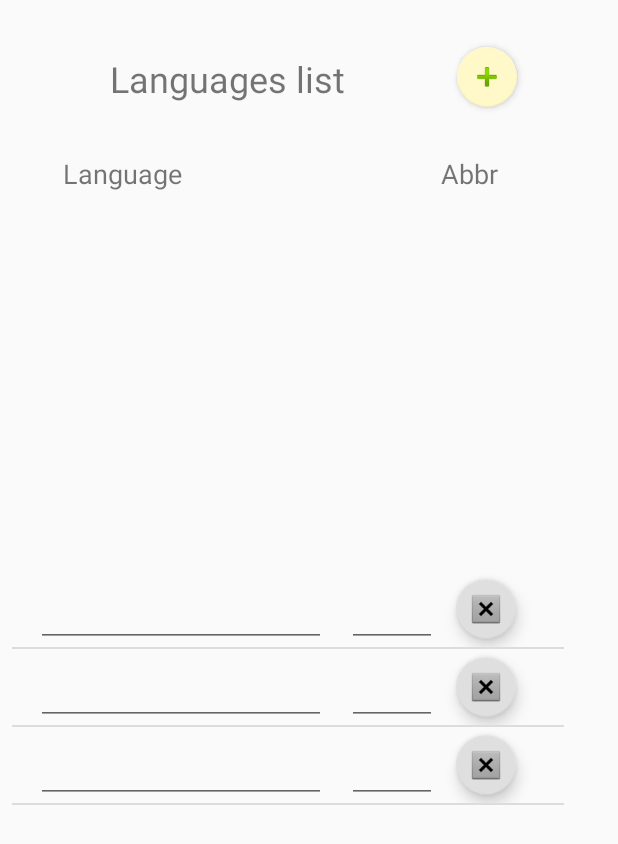
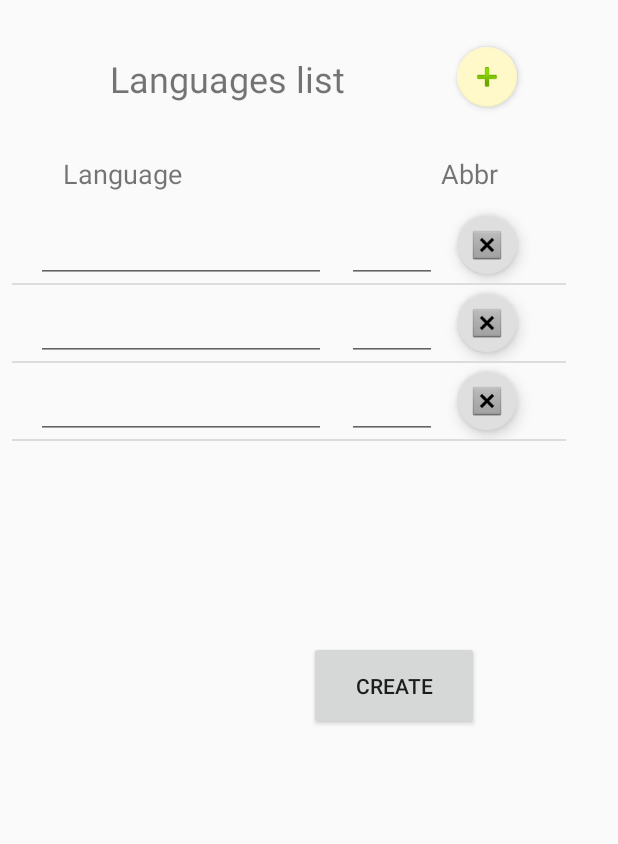
Before and after one commit to jkuklis/PersonalDictionary, an Android app: the DictionaryCreate screen opened directly, with no data from a screen before it, after a tap on an icon or button, on a phone screen of 412 x 824 dp. Shown: the top 844 px of the screen. Run offline under Robolectric (Android 15) with nearby library versions, the phone set to English and light mode, and no system bars.

Commit message:
Create design ready

```diff
--- a/app/src/main/java/com/example/jkuklis/personaldictionary/DictionaryCreate.java
+++ b/app/src/main/java/com/example/jkuklis/personaldictionary/DictionaryCreate.java
@@ -20,6 +20,9 @@ import java.util.List;
 
 public class DictionaryCreate extends Activity implements
         View.OnClickListener {
+    private final String LANG_LOWER_LIMIT = "Min 1 language!";
+    private final String LANG_UPPER_LIMIT = "Max 5 languages!";
+
     private MyListAdapter adapter;
 
     private String[] arrTemp;
@@ -43,13 +46,39 @@ public class DictionaryCreate extends Activity implements
 
     }
 
+    private class Language {
+        private String name;
+        private String abbr;
+
+        Language(String name, String abbr) {
+            this.name = name;
+            this.abbr = abbr;
+        }
+
+        public void setName(String name) {
+            this.name = name;
+        }
+
+        public void setAbbr(String abbr) {
+            this.abbr = abbr;
+        }
+
+        public String getName() {
+            return this.name;
+        }
+
+        public String getAbbr() {
+            return this.abbr;
+        }
+    }
+
     private class MyListAdapter extends BaseAdapter implements ListAdapter {
-        private ArrayList<String> languages = new ArrayList<>();
+        private ArrayList<Language> languages = new ArrayList<>();
 
         public MyListAdapter() {
             super();
-            languages.add("");
-            languages.add("");
+            languages.add(new Language("", ""));
+            languages.add(new Language("", ""));
         }
 
         @Override
@@ -105,20 +134,57 @@ public class DictionaryCreate extends Activity implements
                 }
             });
 
-            holder.lang_name.setText(languages.get(position));
-            holder.lang_abbr.setText(arrTemp[position]);
-            holder.lang_abbr.addTextChangedListener(new TextWatcher() {
-
-
+            holder.lang_name.setText(languages.get(position).getName());
+            holder.lang_name.addTextChangedListener(new TextWatcher() {
                 @Override
                 public void onTextChanged(CharSequence arg0, int arg1, int arg2, int arg3) {
+                    //TextView txt = (TextView) findViewById(R.id.languageHeader);
+                    //txt.setText(String.valueOf(arg0) + " " + String.valueOf(arg1) + " " + String.valueOf(arg2) + " " + String.valueOf(arg3));
+
+                    languages.get(position).setName(String.valueOf(arg0));
+                    //txt.setText(languages.get(position));
                     // TODO Auto-generated method stub
 
                 }
 
                 @Override
                 public void beforeTextChanged(CharSequence arg0, int arg1, int arg2,
-                        int arg3) {
+                                              int arg3) {
+                    // TODO Auto-generated method stub
+                    TextView warning = (TextView) findViewById(R.id.warningPlaceholder);
+                    warning.setVisibility(View.INVISIBLE);
+
+                }
+
+                @Override
+                public void afterTextChanged(Editable arg0) {
+                    // TODO Auto-generated method stub
+                    arrTemp[holder.ref] = arg0.toString();
+                }
+            });
+
+            holder.lang_name.setOnFocusChangeListener(new View.OnFocusChangeListener() {
+                @Override
+                public void onFocusChange(View view, boolean b) {
+                    TextView warning = (TextView) findViewById(R.id.warningPlaceholder);
+                    warning.setVisibility(View.INVISIBLE);
+                }
+            });
+
+            holder.lang_abbr.setText(languages.get(position).getAbbr());
+            holder.lang_abbr.addTextChangedListener(new TextWatcher() {
+
+
+                @Override
+                public void onTextChanged(CharSequence arg0, int arg1, int arg2, int arg3) {
+
+                    languages.get(position).setAbbr(String.valueOf(arg0));
+                    // TODO Auto-generated method stub
+
+                }
+
+                @Override
+                public void beforeTextChanged(CharSequence arg0, int arg1, int arg2, int arg3) {
                     // TODO Auto-generated method stub
 
                 }
@@ -127,6 +193,14 @@ public class DictionaryCreate extends Activity implements
                 public void afterTextChanged(Editable arg0) {
                     // TODO Auto-generated method stub
                     arrTemp[holder.ref] = arg0.toString();
+                }
+            });
+
+            holder.lang_abbr.setOnFocusChangeListener(new View.OnFocusChangeListener() {
+                @Override
+                public void onFocusChange(View view, boolean b) {
+                    TextView warning = (TextView) findViewById(R.id.warningPlaceholder);
+                    warning.setVisibility(View.INVISIBLE);
                 }
             });
 
@@ -141,16 +215,37 @@ public class DictionaryCreate extends Activity implements
         }
 
         public void add_language() {
-            languages.add("");
+            if (languages.size() < 5) {
 
-            this.notifyDataSetChanged();
+                for (int i = 0; i < languages.size(); i++) {
+                }
 
+                languages.add(new Language("", ""));
+
+                this.notifyDataSetChanged();
+            } else {
+
+                TextView warning = (TextView) findViewById(R.id.warningPlaceholder);
+                warning.setVisibility(View.VISIBLE);
+                warning.setText(LANG_UPPER_LIMIT);
+            }
         }
 
         public void delete_language(int position) {
-            languages.remove(position);
+            if (languages.size() > 1) {
 
-            this.notifyDataSetChanged();
+                languages.remove(position);
+
+                TextView warning = (TextView) findViewById(R.id.warningPlaceholder);
+                warning.setVisibility(View.INVISIBLE);
+
+                this.notifyDataSetChanged();
+            } else {
+                TextView warning = (TextView) findViewById(R.id.warningPlaceholder);
+                warning.setVisibility(View.VISIBLE);
+                warning.setText(LANG_LOWER_LIMIT);
+
+            }
         }
 
 
--- a/app/src/main/res/layout/activity_dictionary_create.xml
+++ b/app/src/main/res/layout/activity_dictionary_create.xml
@@ -36,19 +36,6 @@
         app:layout_constraintTop_toTopOf="parent"
         app:srcCompat="@android:drawable/ic_input_add" />
 
-    <ListView
-        android:id="@+id/listViewMain"
-        android:layout_width="368dp"
-        android:layout_height="427dp"
-        android:layout_gravity="bottom"
-        android:layout_marginBottom="16dp"
-        android:layout_marginLeft="8dp"
-        android:layout_weight="0.36"
-        app:layout_constraintBottom_toBottomOf="parent"
-        app:layout_constraintHorizontal_bias="0.0"
-        app:layout_constraintLeft_toLeftOf="parent"
-        app:layout_constraintRight_toRightOf="parent" />
-
     <TextView
         android:id="@+id/textView"
         android:layout_width="wrap_content"
@@ -71,4 +58,43 @@
         app:layout_constraintRight_toRightOf="parent"
         app:layout_constraintTop_toTopOf="parent" />
 
+    <TextView
+        android:id="@+id/warningPlaceholder"
+        android:layout_width="wrap_content"
+        android:layout_height="wrap_content"
+        android:layout_marginBottom="16dp"
+        android:layout_marginTop="8dp"
+        android:text="@string/warning_placeholder"
+        android:textColor="@android:color/holo_red_dark"
+        android:visibility="invisible"
+        app:layout_constraintBottom_toBottomOf="parent"
+        app:layout_constraintLeft_toLeftOf="parent"
+        app:layout_constraintRight_toRightOf="parent"
+        app:layout_constraintTop_toBottomOf="@+id/listViewMain"
+        app:layout_constraintVertical_bias="0.229"
+        app:layout_constraintHorizontal_bias="0.164" />
+
+    <ListView
+        android:id="@+id/listViewMain"
+        android:layout_width="369dp"
+        android:layout_height="274dp"
+        android:layout_gravity="bottom"
+        android:layout_marginLeft="8dp"
+        android:layout_marginTop="10dp"
+        android:layout_weight="0.36"
+        app:layout_constraintHorizontal_bias="0.0"
+        app:layout_constraintLeft_toLeftOf="parent"
+        app:layout_constraintRight_toRightOf="parent"
+        app:layout_constraintTop_toBottomOf="@+id/textView" />
+
+    <Button
+        android:id="@+id/button5"
+        android:layout_width="113dp"
+        android:layout_height="59dp"
+        android:layout_marginLeft="206dp"
+        android:layout_marginTop="15dp"
+        android:text="@string/create_dictionary"
+        app:layout_constraintLeft_toLeftOf="parent"
+        app:layout_constraintTop_toBottomOf="@+id/listViewMain" />
+
 </android.support.constraint.ConstraintLayout>
--- a/app/src/main/res/values/strings.xml
+++ b/app/src/main/res/values/strings.xml
@@ -20,4 +20,6 @@
     <string name="lang_header">Language</string>
     <string name="lang_short_header">Abbr</string>
     <string name="title_activity_main2">Main2Activity</string>
+    <string name="warning_placeholder">Warning placeholder</string>
+    <string name="create_dictionary">Create</string>
 </resources>
```
